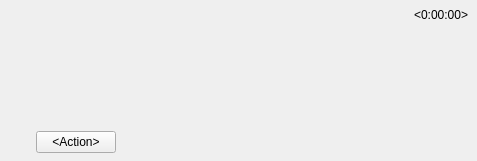
Before: the Qt Designer form client/nx_client_desktop/src/nx/client/desktop/event_search/widgets/event_tile.ui in networkoptix/nx_open, drawn with Qt 5.
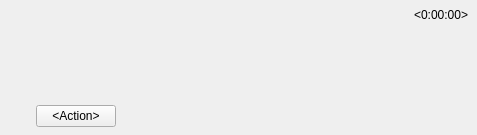
After: the same form once the commit is applied. Custom widgets are drawn as their Qt base class.

Commit message:
# Slight tile redesign
<==== Mercurial data ====>
Branch: x_VMS-7410_unified_event_search_pane

What changed in the file:
```diff
--- a/client/nx_client_desktop/src/nx/client/desktop/event_search/widgets/event_tile.ui
+++ b/client/nx_client_desktop/src/nx/client/desktop/event_search/widgets/event_tile.ui
@@ -7,10 +7,13 @@
     <x>0</x>
     <y>0</y>
     <width>477</width>
-    <height>161</height>
+    <height>135</height>
    </rect>
   </property>
-  <layout class="QGridLayout" name="gridLayout">
+  <layout class="QHBoxLayout" name="horizontalLayout">
+   <property name="spacing">
+    <number>8</number>
+   </property>
    <property name="leftMargin">
     <number>8</number>
    </property>
@@ -23,10 +26,7 @@
    <property name="bottomMargin">
     <number>8</number>
    </property>
-   <property name="spacing">
-    <number>8</number>
-   </property>
-   <item row="0" column="0" alignment="Qt::AlignTop">
+   <item alignment="Qt::AlignTop">
     <widget class="QLabel" name="iconLabel">
      <property name="minimumSize">
       <size>
@@ -45,7 +45,12 @@
      </property>
     </widget>
    </item>
-   <item row="0" column="1">
+   <item>
+    <layout class="QGridLayout" name="gridLayout" columnminimumwidth="0,20">
+     <property name="verticalSpacing">
+      <number>4</number>
+     </property>
+     <item row="0" column="0">
     <widget class="QLabel" name="nameLabel">
      <property name="sizePolicy">
       <sizepolicy hsizetype="MinimumExpanding" vsizetype="Preferred">
@@ -67,20 +72,7 @@
      </property>
     </widget>
    </item>
-   <item row="3" column="1">
-    <widget class="nx::client::desktop::ActionPushButton" name="actionButton">
-     <property name="sizePolicy">
-      <sizepolicy hsizetype="Fixed" vsizetype="Fixed">
-       <horstretch>0</horstretch>
-       <verstretch>0</verstretch>
-      </sizepolicy>
-     </property>
-     <property name="text">
-      <string notr="true">&lt;Action&gt;</string>
-     </property>
-    </widget>
-   </item>
-   <item row="0" column="2">
+     <item row="0" column="1">
     <widget class="QLabel" name="timestampLabel">
      <property name="text">
       <string notr="true">&lt;0:00:00&gt;</string>
@@ -90,7 +82,7 @@
      </property>
     </widget>
    </item>
-   <item row="1" column="1" colspan="2">
+     <item row="1" column="0" colspan="2">
     <widget class="QLabel" name="descriptionLabel">
      <property name="text">
       <string notr="true">&lt;Textual description of the event&gt;</string>
@@ -103,7 +95,20 @@
      </property>
     </widget>
    </item>
-   <item row="2" column="1" colspan="2">
+     <item row="3" column="0">
+      <widget class="nx::client::desktop::ActionPushButton" name="actionButton">
+       <property name="sizePolicy">
+        <sizepolicy hsizetype="Fixed" vsizetype="Fixed">
+         <horstretch>0</horstretch>
+         <verstretch>0</verstretch>
+        </sizepolicy>
+       </property>
+       <property name="text">
+        <string notr="true">&lt;Action&gt;</string>
+       </property>
+      </widget>
+     </item>
+     <item row="2" column="0" colspan="2">
     <widget class="QLabel" name="previewLabel">
      <property name="sizePolicy">
       <sizepolicy hsizetype="Fixed" vsizetype="Fixed">
@@ -115,6 +120,8 @@
       <string notr="true"/>
      </property>
     </widget>
+     </item>
+    </layout>
    </item>
   </layout>
  </widget>
```
Left out of the diff: 3 changed lines with no effect on the pictures. Lines whose indentation alone changed are shown as unchanged.
